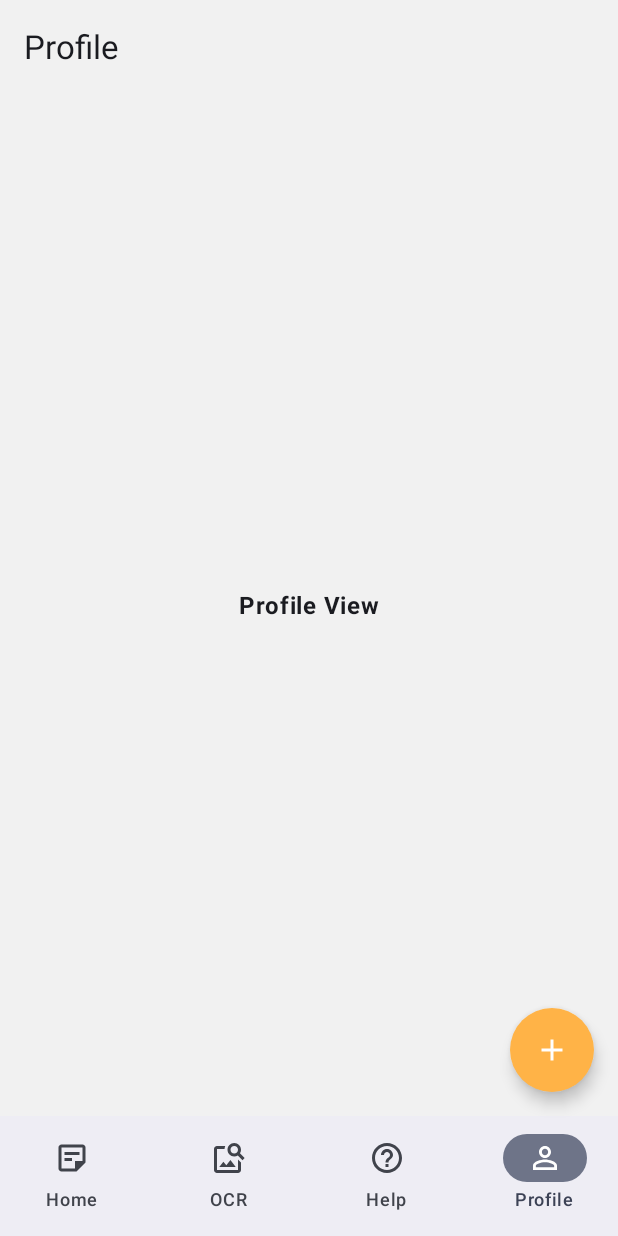
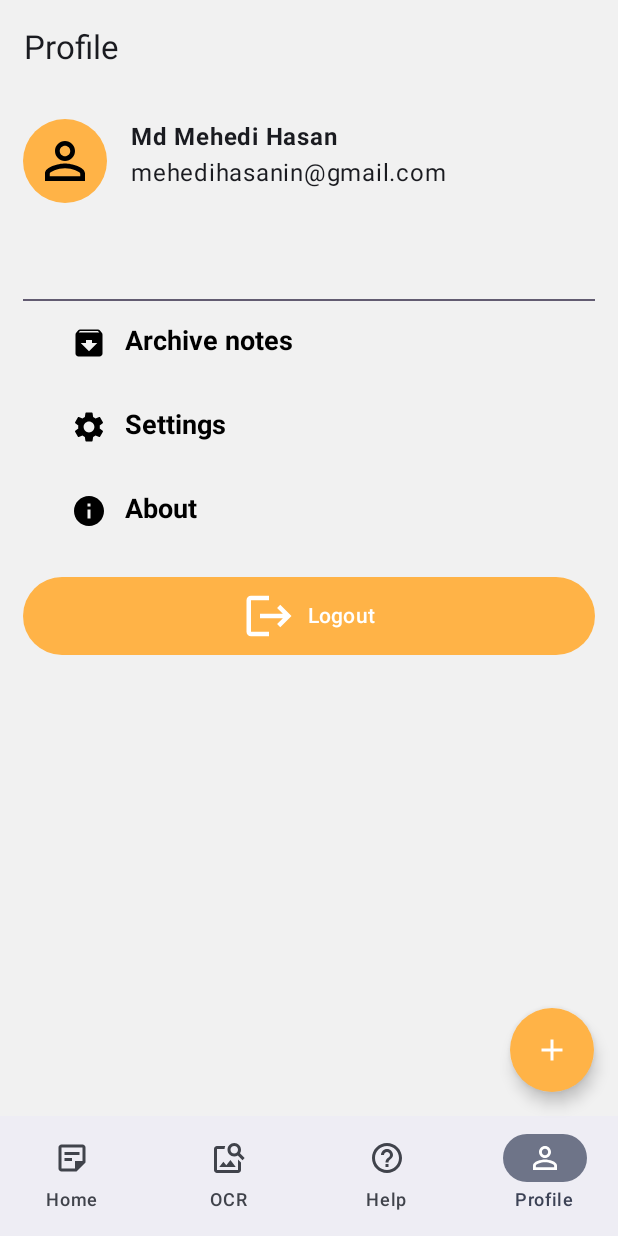
Before and after one commit to jpmehedi/daily_notes, an Android app built with Jetpack Compose: the screen it shows after launch (MainActivity), item 4 of the bottom bar chosen, on a phone screen of 412 x 824 dp. Run offline under Robolectric (Android 15) with nearby library versions, the phone set to English and light mode, and no system bars; our stand-ins replace accompanist.

Commit message:
Design profile screen

```diff
--- a/app/src/main/java/com/example/habit_tracker/BaseNavScreen.kt
+++ b/app/src/main/java/com/example/habit_tracker/BaseNavScreen.kt
@@ -75,7 +75,7 @@ import kotlinx.coroutines.launch
 @Preview(showBackground = true)
 @Composable
 fun BaseNavScreen(){
-    val selectedItem = remember { mutableIntStateOf(0) }
+    val selectedItem = remember { mutableIntStateOf(3) }
     val drawerState = rememberDrawerState(DrawerValue.Closed)
     val sheetState = rememberModalBottomSheetState()
     var showBottomSheet by remember { mutableStateOf(false) }
--- a/app/src/main/java/com/example/habit_tracker/ProfileScreen.kt
+++ b/app/src/main/java/com/example/habit_tracker/ProfileScreen.kt
@@ -1,17 +1,44 @@
 package com.example.habit_tracker
 
+import androidx.compose.foundation.Image
 import androidx.compose.foundation.background
+import androidx.compose.foundation.layout.Arrangement
 import androidx.compose.foundation.layout.Column
+import androidx.compose.foundation.layout.Row
+import androidx.compose.foundation.layout.Spacer
 import androidx.compose.foundation.layout.fillMaxSize
+import androidx.compose.foundation.layout.fillMaxWidth
+import androidx.compose.foundation.layout.height
+import androidx.compose.foundation.layout.padding
+import androidx.compose.foundation.layout.size
+import androidx.compose.foundation.layout.width
 import androidx.compose.foundation.layout.wrapContentSize
+import androidx.compose.foundation.shape.CircleShape
+import androidx.compose.material.icons.Icons
+import androidx.compose.material.icons.filled.Favorite
+import androidx.compose.material3.Button
+import androidx.compose.material3.ButtonDefaults
+import androidx.compose.material3.Divider
+import androidx.compose.material3.Icon
 import androidx.compose.material3.Text
 import androidx.compose.runtime.Composable
 import androidx.compose.ui.Alignment
 import androidx.compose.ui.Modifier
+import androidx.compose.ui.draw.clip
+import androidx.compose.ui.graphics.Color
+import androidx.compose.ui.graphics.vector.ImageVector
 import androidx.compose.ui.res.colorResource
+import androidx.compose.ui.res.painterResource
+import androidx.compose.ui.text.TextStyle
 import androidx.compose.ui.text.font.FontWeight
 import androidx.compose.ui.tooling.preview.Preview
+import androidx.compose.ui.unit.dp
+import androidx.compose.ui.unit.sp
 import com.example.habit_tracker.ui.theme.BackgroundColor
+import com.example.habit_tracker.ui.theme.PrimaryColor
+import com.example.habit_tracker.ui.theme.PurpleGrey40
+import com.example.habit_tracker.ui.theme.SecondaryColor
+import com.example.habit_tracker.ui.theme.TextColor
 
 @Preview(showBackground = true)
 @Composable
@@ -20,12 +47,119 @@ fun ProfileScreen() {
         modifier = Modifier
             .fillMaxSize()
             .background(BackgroundColor)
-            .wrapContentSize(Alignment.Center)
+            .padding(15.dp)
     ) {
-        Text(
-            text = "Profile View",
-            fontWeight = FontWeight.Bold,
-            modifier = Modifier.align(Alignment.CenterHorizontally),
+        Row(
+            modifier = Modifier
+                .fillMaxWidth()
+                .height(120.dp),
+            horizontalArrangement = Arrangement.Start,
+            verticalAlignment = Alignment.Top
+        ) {
+            AvatarImage()
+            Spacer(modifier = Modifier.width(16.dp))
+            Column(
+                modifier = Modifier.fillMaxWidth(),
+                horizontalAlignment = Alignment.Start,
+                verticalArrangement = Arrangement.Center
+            ) {
+                Text(text = "Md Mehedi Hasan", fontWeight = FontWeight.Bold)
+                Text(text = "mehedihasanin@gmail.com")
+            }
+        }
+        Divider(thickness = 1.dp, color = PurpleGrey40)
+        ListTileButton(
+            painterResource = R.drawable.archive,
+            title = "Archive notes",
+            onClick = {}
+        )
+        ListTileButton(
+            painterResource = R.drawable.settings,
+            title = "Settings",
+            onClick = {}
+        )
+        ListTileButton(
+            painterResource = R.drawable.info,
+            title = "About",
+            onClick = {}
+        )
+        Spacer(modifier = Modifier.height(16.dp))
+        Button(
+            onClick = { /*TODO*/ },
+            modifier = Modifier.fillMaxWidth(),
+            colors = ButtonDefaults.buttonColors(
+                contentColor = Color.White,
+                containerColor = PrimaryColor
             )
+        ) {
+            Row(
+                modifier = Modifier
+                    .fillMaxWidth(),
+                horizontalArrangement = Arrangement.Center,
+                verticalAlignment = Alignment.CenterVertically
+            ) {
+                Icon(
+                    painter = painterResource(id = R.drawable.logout),
+                    contentDescription ="Logout"
+                )
+                Spacer(modifier = Modifier.width(8.dp))
+                Text(text = "Logout")
+            }
+
+        }
     }
 }
+
+@Composable
+fun ListTileButton(
+    painterResource: Int,
+    title: String = "Like",
+    onClick: () -> Unit = {}
+) {
+    Button(
+        onClick = onClick,
+        colors = ButtonDefaults.buttonColors(
+            contentColor = PrimaryColor,
+            containerColor = BackgroundColor
+        ),
+        shape = androidx.compose.foundation.shape.RoundedCornerShape(0.dp),
+        contentPadding = ButtonDefaults.ContentPadding
+    ) {
+        Row(
+            modifier = Modifier
+                .padding(8.dp)
+                .fillMaxWidth(),
+        ) {
+            Icon(
+                painter = painterResource(id = painterResource),
+                contentDescription = "Favorite",
+                modifier = Modifier
+                    .padding(end = 4.dp)
+                    .size(24.dp),
+                tint = TextColor
+            )
+            Spacer(modifier = Modifier.width(8.dp))
+            Text(
+                text = title,
+                style = TextStyle(
+                    color = TextColor,
+                    fontWeight = FontWeight.Bold,
+                    fontSize = 18.sp
+                )
+            )
+        }
+    }
+}
+
+@Composable
+fun AvatarImage() {
+    Image(
+        painter = painterResource(id = R.drawable.person),
+        contentDescription = null,
+        modifier = Modifier
+            .size(56.dp)
+            .clip(CircleShape)
+            .background(PrimaryColor)
+            .padding(8.dp)
+    )
+}
--- /dev/null
+++ b/app/src/main/res/drawable/archive.xml
@@ -0,0 +1,11 @@
+<vector xmlns:android="http://schemas.android.com/apk/res/android" android:autoMirrored="true" android:height="24dp" android:viewportHeight="24" android:viewportWidth="24" android:width="24dp">
+
+    <group>
+
+        <clip-path android:pathData="M0,0h24v24h-24z"/>
+
+        <path android:fillColor="#000000" android:pathData="M20.54,5.23L19.15,3.55C18.88,3.21 18.47,3 18,3H6C5.53,3 5.12,3.21 4.84,3.55L3.46,5.23C3.17,5.57 3,6.02 3,6.5V19C3,20.1 3.9,21 5,21H19C20.1,21 21,20.1 21,19V6.5C21,6.02 20.83,5.57 20.54,5.23ZM12,17.5L6.5,12H10V10H14V12H17.5L12,17.5ZM5.12,5L5.93,4H17.93L18.87,5H5.12Z"/>
+
+    </group>
+
+</vector>
--- /dev/null
+++ b/app/src/main/res/drawable/info.xml
@@ -0,0 +1,11 @@
+<vector xmlns:android="http://schemas.android.com/apk/res/android" android:autoMirrored="true" android:height="24dp" android:viewportHeight="24" android:viewportWidth="24" android:width="24dp">
+
+    <group>
+
+        <clip-path android:pathData="M0,0h24v24h-24z"/>
+
+        <path android:fillColor="#000000" android:pathData="M12,2C6.48,2 2,6.48 2,12C2,17.52 6.48,22 12,22C17.52,22 22,17.52 22,12C22,6.48 17.52,2 12,2ZM13,17H11V11H13V17ZM13,9H11V7H13V9Z"/>
+
+    </group>
+
+</vector>
--- /dev/null
+++ b/app/src/main/res/drawable/logout.xml
@@ -0,0 +1,11 @@
+<vector xmlns:android="http://schemas.android.com/apk/res/android" android:autoMirrored="true" android:height="36dp" android:viewportHeight="36" android:viewportWidth="36" android:width="36dp">
+
+    <group>
+
+        <clip-path android:pathData="M0,0h36v36h-36z"/>
+
+        <path android:fillColor="#ffffff" android:pathData="M25.5,10.5L23.385,12.615L27.255,16.5H12V19.5H27.255L23.385,23.37L25.5,25.5L33,18L25.5,10.5ZM6,7.5H18V4.5H6C4.35,4.5 3,5.85 3,7.5V28.5C3,30.15 4.35,31.5 6,31.5H18V28.5H6V7.5Z"/>
+
+    </group>
+
+</vector>
--- /dev/null
+++ b/app/src/main/res/drawable/settings.xml
@@ -0,0 +1,11 @@
+<vector xmlns:android="http://schemas.android.com/apk/res/android" android:autoMirrored="true" android:height="24dp" android:viewportHeight="24" android:viewportWidth="24" android:width="24dp">
+
+    <group>
+
+        <clip-path android:pathData="M0,0h24v24h-24z"/>
+
+        <path android:fillColor="#000000" android:pathData="M19.14,12.94C19.18,12.64 19.2,12.33 19.2,12C19.2,11.68 19.18,11.36 19.13,11.06L21.16,9.48C21.34,9.34 21.39,9.07 21.28,8.87L19.36,5.55C19.24,5.33 18.99,5.26 18.77,5.33L16.38,6.29C15.88,5.91 15.35,5.59 14.76,5.35L14.4,2.81C14.36,2.57 14.16,2.4 13.92,2.4H10.08C9.84,2.4 9.65,2.57 9.61,2.81L9.25,5.35C8.66,5.59 8.12,5.92 7.63,6.29L5.24,5.33C5.02,5.25 4.77,5.33 4.65,5.55L2.74,8.87C2.62,9.08 2.66,9.34 2.86,9.48L4.89,11.06C4.84,11.36 4.8,11.69 4.8,12C4.8,12.31 4.82,12.64 4.87,12.94L2.84,14.52C2.66,14.66 2.61,14.93 2.72,15.13L4.64,18.45C4.76,18.67 5.01,18.74 5.23,18.67L7.62,17.71C8.12,18.09 8.65,18.41 9.24,18.65L9.6,21.19C9.65,21.43 9.84,21.6 10.08,21.6H13.92C14.16,21.6 14.36,21.43 14.39,21.19L14.75,18.65C15.34,18.41 15.88,18.09 16.37,17.71L18.76,18.67C18.98,18.75 19.23,18.67 19.35,18.45L21.27,15.13C21.39,14.91 21.34,14.66 21.15,14.52L19.14,12.94ZM12,15.6C10.02,15.6 8.4,13.98 8.4,12C8.4,10.02 10.02,8.4 12,8.4C13.98,8.4 15.6,10.02 15.6,12C15.6,13.98 13.98,15.6 12,15.6Z"/>
+
+    </group>
+
+</vector>
```
